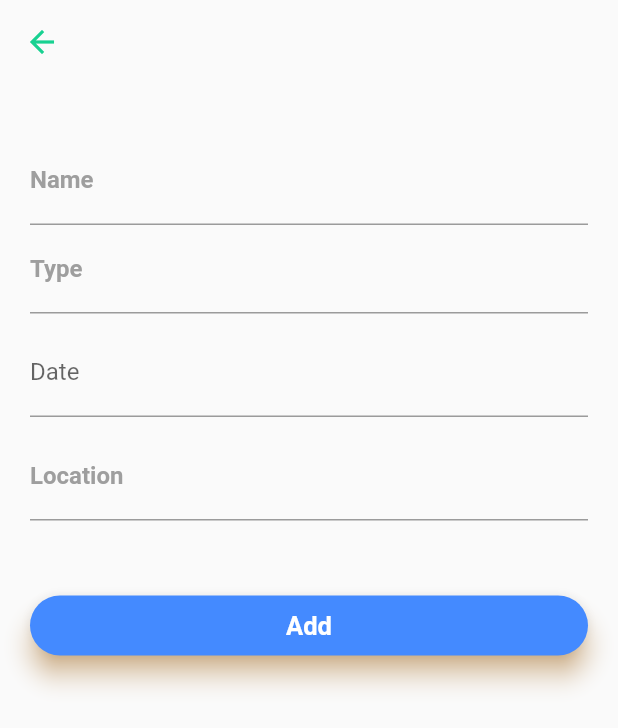
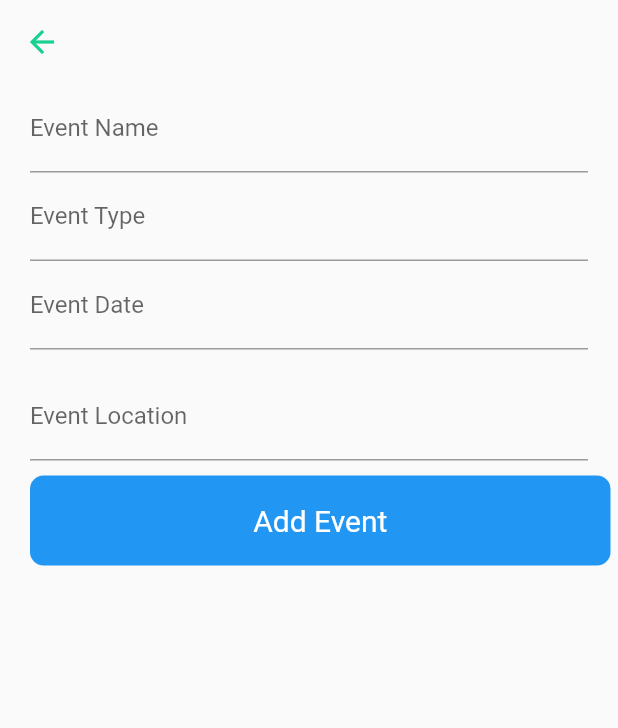
Before and after one commit to AhmedAlbassam/Flutter_Graduation_Project, a Flutter app: the AddEventPage screen opened directly, on a phone screen of 412 x 824 dp. Shown: the top 728 px of the screen. Run offline on Flutter 3.47's test engine with Material 2 defaults, Android fonts, the phone set to English and light mode, and no system bars; our stand-ins replace cloud_firestore, firebase_auth, google_sign_in; accounts and stored records are empty; Roboto replaces fonts that are missing (Montserrat).

Commit message:
TransferPage
Need BackEnd

```diff
--- a/lib/AddEvent.dart
+++ b/lib/AddEvent.dart
@@ -1,14 +1,39 @@
 import 'package:flutter/material.dart';
 import 'package:flutter/services.dart';
-
+import 'package:cloud_firestore/cloud_firestore.dart';
 
 class AddEventPage extends StatefulWidget {
   @override
   _AddEventPageState createState() => _AddEventPageState();
 }
+class _AddEventPageState extends State<AddEventPage> {
 
-class _AddEventPageState extends State<AddEventPage> {
-  @override
+  final _formKey = GlobalKey<FormState>();
+  final db = Firestore.instance;
+  var eventName;
+  var eventType;
+  var eventDate;
+  var eventLoc;
+
+  Future<void> addEvent() async {
+    final formState = _formKey.currentState;
+    if (formState.validate()) {
+      formState.save();
+      try {
+          await db.collection("Events").add(
+              {
+                'eventName':eventName,
+                'eventType':eventType,
+                'eventDate':eventDate,
+                'eventLocation':eventLoc
+              }
+          );
+      } catch (e) {
+        print(e.message);
+      }
+    }
+  }
+
   Widget build(BuildContext context) {
     return new Scaffold(
         appBar: new AppBar(
@@ -16,82 +41,110 @@ class _AddEventPageState extends State<AddEventPage> {
             elevation: 0.0,
             iconTheme: new IconThemeData(color: Color(0xFF18D191))),
         resizeToAvoidBottomPadding: false,
-        body: Column(crossAxisAlignment: CrossAxisAlignment.start, children: <Widget>[
-          Container(
-              padding: EdgeInsets.only(top: 35.0, left: 20.0, right: 20.0),
-              child: Column(
+      body: Form(
+        key: _formKey ,
+        child: new Column(
+          crossAxisAlignment: CrossAxisAlignment.center,
+
           children: <Widget>[
-                  TextField(
-                    decoration: InputDecoration(
-                        hintText: 'Event name',
-                        labelText: 'Name',
-                        labelStyle: TextStyle(
-                            fontFamily: 'Montserrat',
-                            fontWeight: FontWeight.bold,
-                            color: Colors.grey),
+            Padding(
+              padding:
+              const EdgeInsets.symmetric(horizontal: 20.0, vertical: 0.0),
 
-                        focusedBorder: UnderlineInputBorder(
-                            borderSide: BorderSide(color: Colors.green))),
+              child: TextFormField(
+                decoration: new InputDecoration(labelText: 'Event Name'),
+
+                validator: (input){
+
+                  if(input.isEmpty){
+                    return 'please enter event name';
+                  }
+                  return null;
+                },
+                onSaved: (input) => eventName = input,
               ),
-                  TextField(
-                    decoration: InputDecoration(
-                        hintText: 'Event Type',
-                        labelText: 'Type',
-                        labelStyle: TextStyle(
-                            fontFamily: 'Montserrat',
-                            fontWeight: FontWeight.bold,
-                            color: Colors.grey),
-                        //  hintText: 'example@example.com',
-                        focusedBorder: UnderlineInputBorder(
-                            borderSide: BorderSide(color: Colors.green))),
             ),
-                  SizedBox(height: 10.0),
-                  TextFormField(
-                      decoration: InputDecoration(
-                        hintText:'Event Date',
-                        labelText:'Date',
+            Padding(
+              padding:
+              const EdgeInsets.symmetric(horizontal: 20.0, vertical: 0.0),
+
+              child: TextFormField(
+                decoration: new InputDecoration(labelText: 'Event Type'),
+
+                validator: (input){
+
+                  if(input.isEmpty){
+                    return 'please enter event type';
+                  }
+                  return null;
+                },
+                onSaved: (input) => eventType = input,
               ),
-                      keyboardType: TextInputType.datetime
             ),
-                  SizedBox(height: 10.0),
-                  TextField(
-                      decoration: InputDecoration(
-                          hintText: 'Event Location',
-                          labelText: 'Location ',
-                          labelStyle: TextStyle(
-                              fontWeight: FontWeight.bold,
-                              color: Colors.grey),
-                          focusedBorder: UnderlineInputBorder(
-                              borderSide: BorderSide(color: Colors.green))),
-                      obscureText: true
+            Padding(
+              padding:
+              const EdgeInsets.symmetric(horizontal: 20.0, vertical: 0.0),
+
+              child: TextFormField(
+                decoration: new InputDecoration(labelText: 'Event Date'),
+
+                validator: (input){
+
+                  if(input.isEmpty){
+                    return 'please enter event date';
+                  }
+                  return null;
+                },
+                onSaved: (input) => eventDate = input,
               ),
-                  SizedBox(height: 50.0),
-                  Container(
-                      height: 40.0,
-                      child: Material(
-                        borderRadius: BorderRadius.circular(20.0),
-                        shadowColor: Colors.orangeAccent,
-                        color: Colors.blueAccent,
-                        elevation: 7.0,
+            ),
+
+            new SizedBox(
+              height: 15.0,
+            ),
+            Padding(
+              padding:
+              const EdgeInsets.symmetric(horizontal: 20.0, vertical: 0.0),
+              child: TextFormField(
+                decoration: new InputDecoration(labelText: 'Event Location'),
+
+                validator: (input){
+
+                  if(input.isEmpty){
+                    return 'please enter event Location';
+                  }
+                  return null;
+                },
+                onSaved: (input) => eventLoc = input,
+              ),
+            ),
+            new Row(
+              mainAxisAlignment: MainAxisAlignment.center,
+              children: <Widget>[
+                Expanded(
+                  child: Padding(
+                    padding: const EdgeInsets.only(
+                        left: 20.0, right: 5.0, top: 10.0),
                     child: GestureDetector(
-                          onTap: () {},
-                          child: Center(
-                            child: Text(
-                              'Add',
-                              style: TextStyle(
-                                fontSize: 17.0,
-                                color: Colors.white,
-                                fontWeight: FontWeight.bold,
+                      onTap: addEvent,
+                      child: new Container(
+                          alignment: Alignment.center,
+                          height: 60.0,
+                          decoration: new BoxDecoration(
+                              color: Color(0xFF2196F3),
+                              borderRadius: new BorderRadius.circular(9.0)),
+                          child: new Text("Add Event",
+                              style: new TextStyle(
+                                  fontSize: 20.0, color: Colors.white))
                       ),
                     ),
                   ),
                 ),
-                      )),
-                  SizedBox(height: 20.0),
 
               ],
-              )),
-
-        ]));
+            ),
+          ],
+        ),
+      ),);
   }
 }
--- a/lib/Event.dart
+++ b/lib/Event.dart
@@ -15,8 +15,6 @@ class Event extends StatelessWidget{
             leading: IconButton(icon:Icon(Icons.arrow_back),
               onPressed:() => Navigator.pop(context, false),
             ),
-
-
 
           ),
 
--- a/lib/login.dart
+++ b/lib/login.dart
@@ -66,8 +66,7 @@ class IndividualState extends State<Individual> {
 
       try {
         FirebaseUser user = (await FirebaseAuth.instance.
-        signInWithEmailAndPassword(email: email, password: password))
-            .user;
+        signInWithEmailAndPassword(email: email, password: password)).user;
         Navigator.push(context, MaterialPageRoute(builder: (context) => HomePage()));
       } catch (e) {
         print(e.message);
```
Lines whose indentation alone changed are shown as unchanged.
